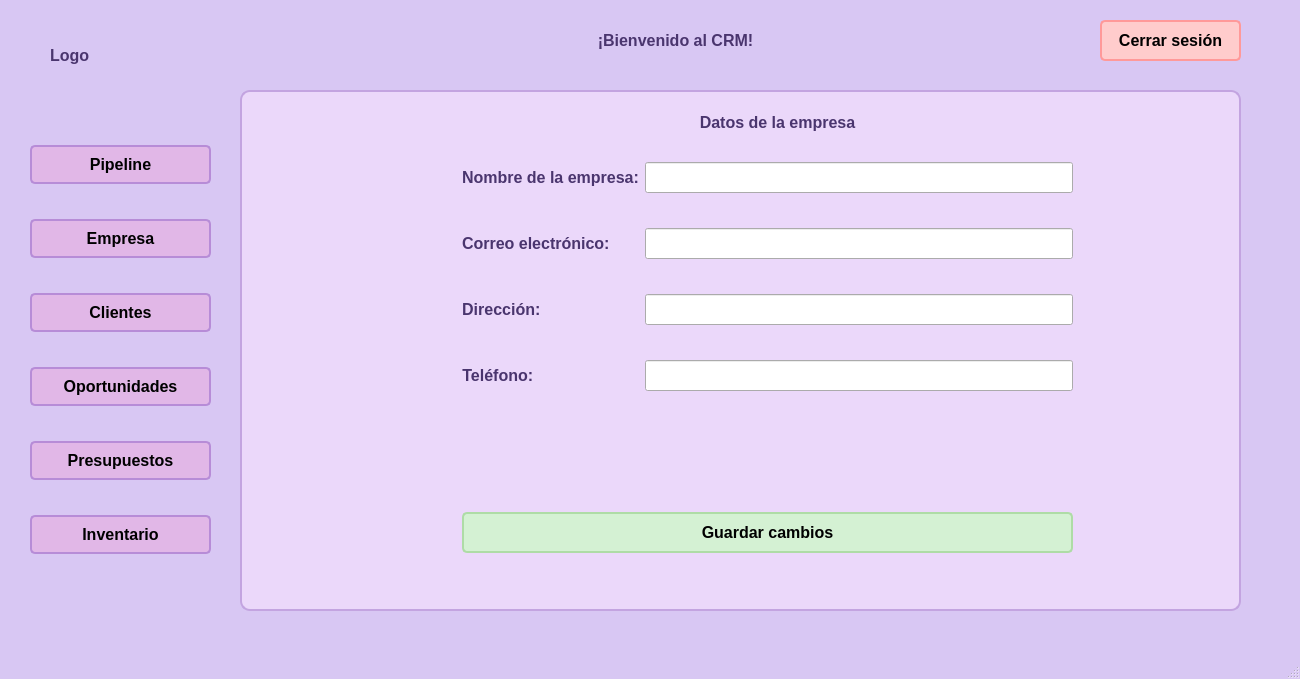
This is ui/main_window.ui in ChristianQ90/CRM_Proyecto as Qt 5 draws it before an edit. The edited form follows.
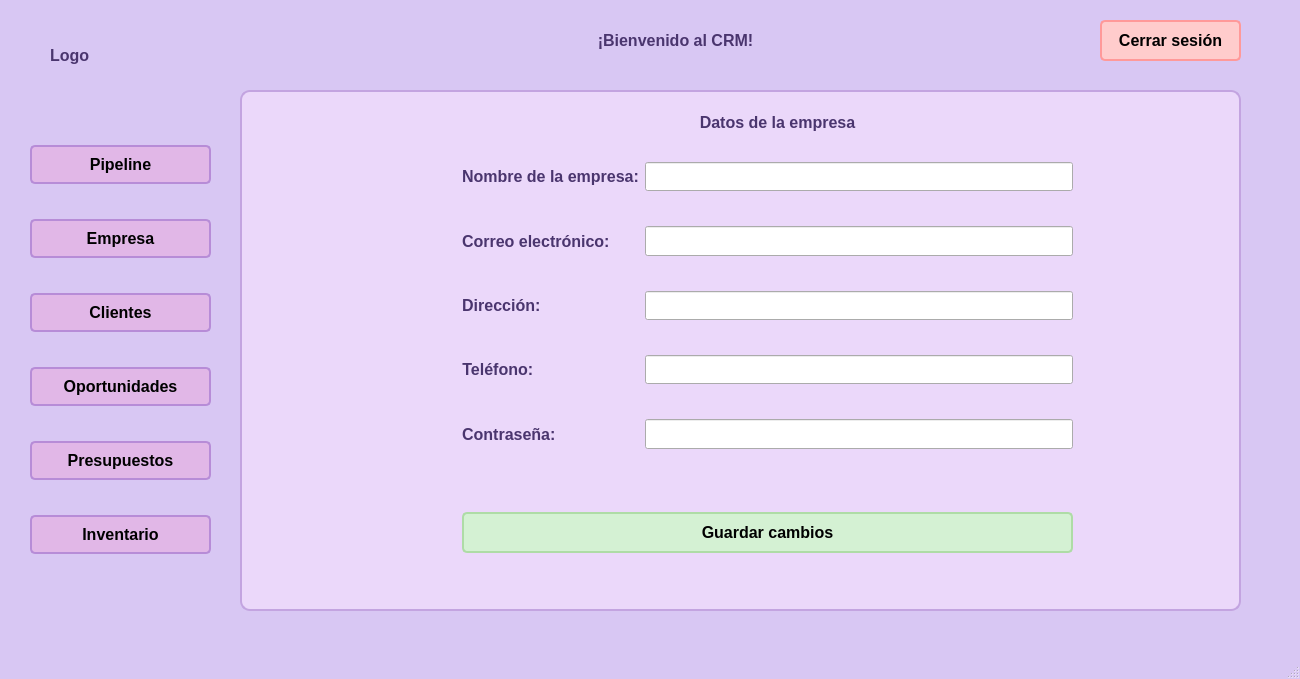
This is the edited form. The open tabs and pages were chosen to show the change.

What changed in the file:
```diff
--- a/ui/main_window.ui
+++ b/ui/main_window.ui
@@ -388,7 +388,7 @@
         <x>220</x>
         <y>70</y>
         <width>611</width>
-        <height>271</height>
+        <height>287</height>
        </rect>
       </property>
       <layout class="QFormLayout" name="formLayout">
@@ -517,6 +517,35 @@
          </property>
         </widget>
        </item>
+       <item row="4" column="0">
+        <widget class="QLabel" name="label_42">
+         <property name="font">
+          <font>
+           <pointsize>-1</pointsize>
+           <weight>75</weight>
+           <bold>true</bold>
+          </font>
+         </property>
+         <property name="autoFillBackground">
+          <bool>false</bool>
+         </property>
+         <property name="text">
+          <string>Contraseña: </string>
+         </property>
+         <property name="alignment">
+          <set>Qt::AlignCenter</set>
+         </property>
+        </widget>
+       </item>
+       <item row="4" column="1">
+        <widget class="QLineEdit" name="empresa_contrasenya">
+         <property name="font">
+          <font>
+           <pointsize>14</pointsize>
+          </font>
+         </property>
+        </widget>
+       </item>
       </layout>
      </widget>
      <widget class="QPushButton" name="empresa_btn_guardar_cambios">
```
Left out of the diff: 6 changed lines with no effect on the pictures.
